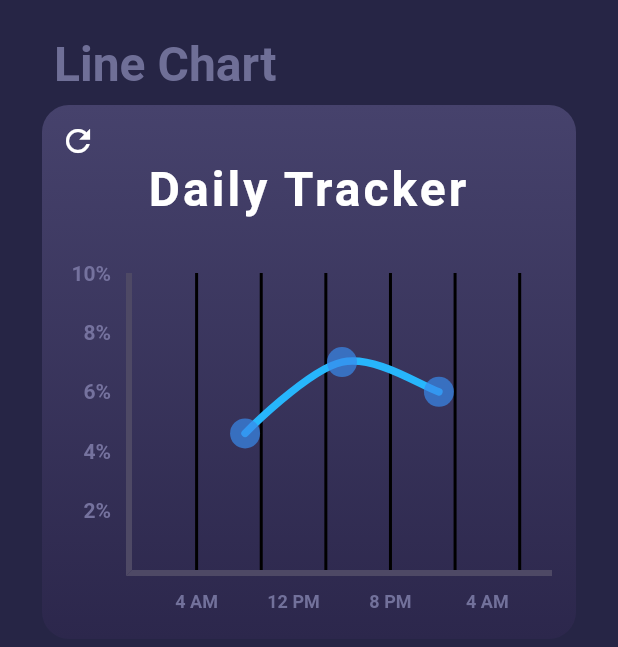
After one commit to adityagpramanik/Pollution-Tracker, a Flutter app: the screen it shows after launch, after a tap on "//Daily", on a phone screen of 412 x 824 dp. The commit adds this screen. Shown: the top 647 px of the screen. Run offline on Flutter 3.47's test engine with Material 2 defaults, Android fonts, the phone set to English and light mode, and no system bars; drawn by our look-alikes of fl_chart; our stand-ins replace lite_rolling_switch; missing offline and left inert: neumorphic_container.

Commit message:
Add dialy tracker --> Fl Chart

```diff
--- /dev/null
+++ b/lib/daily.dart
@@ -0,0 +1,57 @@
+import 'package:fl_chart/fl_chart.dart';
+import 'package:flutter/material.dart';
+import 'package:ptracker/line_chart01.dart';
+import 'package:ptracker/line_chart02.dart';
+
+class DailyChart extends StatefulWidget {
+  // DailyChart({Key key}) : super(key: key);
+
+  @override
+  _DailyChartState createState() => _DailyChartState();
+}
+
+class _DailyChartState extends State<DailyChart> {
+  @override
+  Widget build(BuildContext context) {
+    return Scaffold(
+      body: Container(
+        color: const Color(0xff262545),
+        child: ListView(
+          children: <Widget>[
+            const Align(
+              alignment: Alignment.centerLeft,
+              child: Padding(
+                padding: EdgeInsets.only(
+                  left: 36.0,
+                  top: 24,
+                ),
+                child: Text(
+                  'Line Chart',
+                  style: TextStyle(
+                      color: Color(
+                        0xff6f6f97,
+                      ),
+                      fontSize: 32,
+                      fontWeight: FontWeight.bold),
+                ),
+              ),
+            ),
+            const SizedBox(
+              height: 8,
+            ),
+            Padding(
+              padding: const EdgeInsets.only(
+                left: 28,
+                right: 28,
+              ),
+              child: LineChartSample1(),
+            ),
+            const SizedBox(
+              height: 22,
+            ),
+          ],
+        ),
+      ),
+    );
+  }
+}
--- a/lib/dashboard.dart
+++ b/lib/dashboard.dart
@@ -1,6 +1,7 @@
 import 'package:flutter/material.dart';
 import 'package:neumorphic_container/neumorphic_container.dart';
 import 'package:lite_rolling_switch/lite_rolling_switch.dart';
+import 'package:ptracker/daily.dart';
 
 class Dashboard extends StatefulWidget {
   Dashboard({Key? key}) : super(key: key);
@@ -21,13 +22,15 @@ class _DashboardState extends State<Dashboard> {
             child: Row(
               children: [
                 Text(
-                  ("Aditya's").toUpperCase(),
-                  style: const TextStyle(letterSpacing: 4),
+                  ("Aditya's ").toUpperCase(),
+                  style: const TextStyle(
+                    letterSpacing: 4,
+                    fontWeight: FontWeight.w800,
+                  ),
                 ),
                 Text(
                   ("Honda City").toUpperCase(),
                   style: const TextStyle(
-                    fontWeight: FontWeight.bold,
                     letterSpacing: 4,
                   ),
                 )
@@ -65,7 +68,12 @@ class _DashboardState extends State<Dashboard> {
                   child: const Center(child: Text("//Pollution Pie")),
                 ),
                 const SizedBox(height: 30),
-                Container(
+                GestureDetector(
+                  onTap: () {
+                    Navigator.push(context,
+                        MaterialPageRoute(builder: (context) => DailyChart()));
+                  },
+                  child: Container(
                     height: 240,
                     width: double.infinity,
                     decoration: BoxDecoration(
@@ -94,6 +102,7 @@ class _DashboardState extends State<Dashboard> {
                       "//Daily",
                       style: TextStyle(color: Color.fromRGBO(164, 43, 20, 1)),
                     )),
+                  ),
                 ),
                 const SizedBox(height: 30),
                 Row(
@@ -168,14 +177,14 @@ class _DashboardState extends State<Dashboard> {
                           // ]
                         ),
                         child: LiteRollingSwitch(
-                          value: true,
-                          textOn: 'Start',
-                          textOff: 'Stop',
+                          value: false,
+                          textOn: 'Stop',
+                          textOff: 'Start',
                           textSize: 18,
-                          colorOn: Colors.indigo[300],
-                          colorOff: Colors.blueGrey,
-                          iconOn: Icons.bolt,
-                          iconOff: Icons.power_settings_new,
+                          colorOff: Colors.indigo[300],
+                          colorOn: Colors.blueGrey,
+                          iconOff: Icons.bolt,
+                          iconOn: Icons.power_settings_new,
                           onChanged: (bool state) {
                             // ignore: avoid_print
                             print('turned ${(state) ? 'on' : 'off'}');
--- /dev/null
+++ b/lib/line_chart01.dart
@@ -0,0 +1,253 @@
+import 'package:flutter/material.dart';
+import 'package:fl_chart/fl_chart.dart';
+
+class _LineChart extends StatelessWidget {
+  const _LineChart({required this.isShowingMainData});
+
+  final bool isShowingMainData;
+
+  @override
+  Widget build(BuildContext context) {
+    return LineChart(
+      sampleData1,
+      swapAnimationDuration: const Duration(milliseconds: 250),
+    );
+  }
+
+  LineChartData get sampleData1 => LineChartData(
+        lineTouchData: lineTouchData1,
+        gridData: gridData,
+        titlesData: titlesData1,
+        borderData: borderData,
+        lineBarsData: lineBarsData1,
+        showingTooltipIndicators: [
+          ShowingTooltipIndicators([
+            LineBarSpot(lineChartBarData1_3, 0, lineChartBarData1_3.spots[0])
+          ]),
+        ],
+        minX: 0,
+        maxX: 13,
+        maxY: 5,
+        minY: 0,
+      );
+
+  LineTouchData get lineTouchData1 => LineTouchData(
+        handleBuiltInTouches: true,
+        touchTooltipData: LineTouchTooltipData(
+          tooltipBgColor: Colors.blueGrey.withOpacity(0.2),
+          showOnTopOfTheChartBoxArea: true,
+        ),
+      );
+
+  FlTitlesData get titlesData1 => FlTitlesData(
+        bottomTitles: bottomTitles,
+        rightTitles: SideTitles(showTitles: false),
+        topTitles: SideTitles(showTitles: false),
+        leftTitles: leftTitles,
+      );
+
+  List<LineChartBarData> get lineBarsData1 => [
+        lineChartBarData1_3,
+      ];
+
+  SideTitles get leftTitles => SideTitles(
+        showTitles: true,
+        margin: 10,
+        interval: 1,
+        reservedSize: 40,
+        getTextStyles: (context, value) => const TextStyle(
+          color: Color(0xff75729e),
+          fontWeight: FontWeight.bold,
+          fontSize: 14,
+        ),
+        getTitles: (value) {
+          switch (value.toInt()) {
+            case 1:
+              return '2%';
+            case 2:
+              return '4%';
+            case 3:
+              return '6%';
+            case 4:
+              return '8%';
+            case 5:
+              return '10%';
+          }
+          return '';
+        },
+      );
+
+  SideTitles get bottomTitles => SideTitles(
+        showTitles: true,
+        reservedSize: 22,
+        margin: 10,
+        interval: 1,
+        getTextStyles: (context, value) => const TextStyle(
+          color: Color(0xff72719b),
+          fontWeight: FontWeight.bold,
+          fontSize: 12,
+        ),
+        getTitles: (value) {
+          const int d = 3;
+          const int a = 2;
+
+          switch (value.toInt()) {
+            case a:
+              return '4 AM';
+            case a + d:
+              return '12 PM';
+            case a + 2 * d:
+              return '8 PM';
+            case a + 3 * d:
+              return '4 AM';
+          }
+          return '';
+        },
+      );
+
+  FlGridData get gridData => FlGridData(
+        drawVerticalLine: true,
+        drawHorizontalLine: false,
+        getDrawingVerticalLine: (value) {
+          int num = value.toInt();
+
+          print(num);
+
+          if (num % 2 == 0) {
+            return FlLine(
+              strokeWidth: 2,
+            );
+          } else {
+            return FlLine(
+              strokeWidth: 0,
+            );
+          }
+        },
+      );
+
+  FlBorderData get borderData => FlBorderData(
+        show: true,
+        border: const Border(
+          bottom: BorderSide(color: Color(0xff4e4965), width: 4),
+          left: BorderSide(
+            color: Color(0xff4e4965),
+            width: 4,
+          ),
+        ),
+      );
+
+  LineChartBarData get lineChartBarData1_3 => LineChartBarData(
+        show: true,
+        isCurved: true,
+        colors: const [Color(0xff27b6fc)],
+        barWidth: 5,
+        isStrokeCapRound: true,
+        dotData: FlDotData(
+          show: true,
+          getDotPainter: (spot, percent, bardata, index) {
+            return FlDotCirclePainter(
+              radius: 10,
+              color: const Color.fromRGBO(56, 137, 235, 0.7),
+              strokeWidth: 0,
+              // strokeColor: Colors.deepOrange,
+            );
+          },
+        ),
+        spots: [
+          FlSpot(3.5, 2.3),
+          FlSpot(6.5, 3.5),
+          FlSpot(9.5, 3),
+        ],
+      );
+}
+
+class LineChartSample1 extends StatefulWidget {
+  @override
+  State<StatefulWidget> createState() => LineChartSample1State();
+}
+
+class LineChartSample1State extends State<LineChartSample1> {
+  late bool isShowingMainData;
+
+  @override
+  void initState() {
+    super.initState();
+    isShowingMainData = true;
+  }
+
+  @override
+  Widget build(BuildContext context) {
+    return AspectRatio(
+      aspectRatio: 1,
+      child: Container(
+        decoration: const BoxDecoration(
+          borderRadius: BorderRadius.all(Radius.circular(18)),
+          gradient: LinearGradient(
+            colors: [
+              Color(0xff2c274c),
+              Color(0xff46426c),
+            ],
+            begin: Alignment.bottomCenter,
+            end: Alignment.topCenter,
+          ),
+        ),
+        child: Stack(
+          children: <Widget>[
+            Column(
+              crossAxisAlignment: CrossAxisAlignment.stretch,
+              children: <Widget>[
+                const SizedBox(
+                  height: 37,
+                ),
+                const Text(
+                  'Daily Tracker',
+                  style: TextStyle(
+                    color: Colors.white,
+                    fontSize: 32,
+                    fontWeight: FontWeight.bold,
+                    letterSpacing: 2,
+                  ),
+                  textAlign: TextAlign.center,
+                ),
+                // const SizedBox(
+                //   height: 4,
+                // ),
+                // const Text(
+                //   'Heading',
+                //   style: TextStyle(
+                //     color: Color(0xff827daa),
+                //     fontSize: 16,
+                //   ),
+                //   textAlign: TextAlign.center,
+                // ),
+                const SizedBox(
+                  height: 37,
+                ),
+                Expanded(
+                  child: Padding(
+                    padding: const EdgeInsets.only(right: 16.0, left: 6.0),
+                    child: _LineChart(isShowingMainData: isShowingMainData),
+                  ),
+                ),
+                const SizedBox(
+                  height: 10,
+                ),
+              ],
+            ),
+            IconButton(
+              icon: Icon(
+                Icons.refresh,
+                color: Colors.white.withOpacity(isShowingMainData ? 1.0 : 0.5),
+              ),
+              onPressed: () {
+                setState(() {
+                  isShowingMainData = !isShowingMainData;
+                });
+              },
+            )
+          ],
+        ),
+      ),
+    );
+  }
+}
--- a/pubspec.yaml
+++ b/pubspec.yaml
@@ -36,6 +36,7 @@ dependencies:
   cupertino_icons: ^1.0.2
   neumorphic_container: ^0.0.1+2
   lite_rolling_switch: ^0.1.1
+  fl_chart: ^0.40.0
 
 dev_dependencies:
   flutter_test:
```
Also changed, not shown: lib/line_chart02.dart (added, +258 -0 lines), pubspec.lock. Lines whose indentation alone changed are shown as unchanged.
